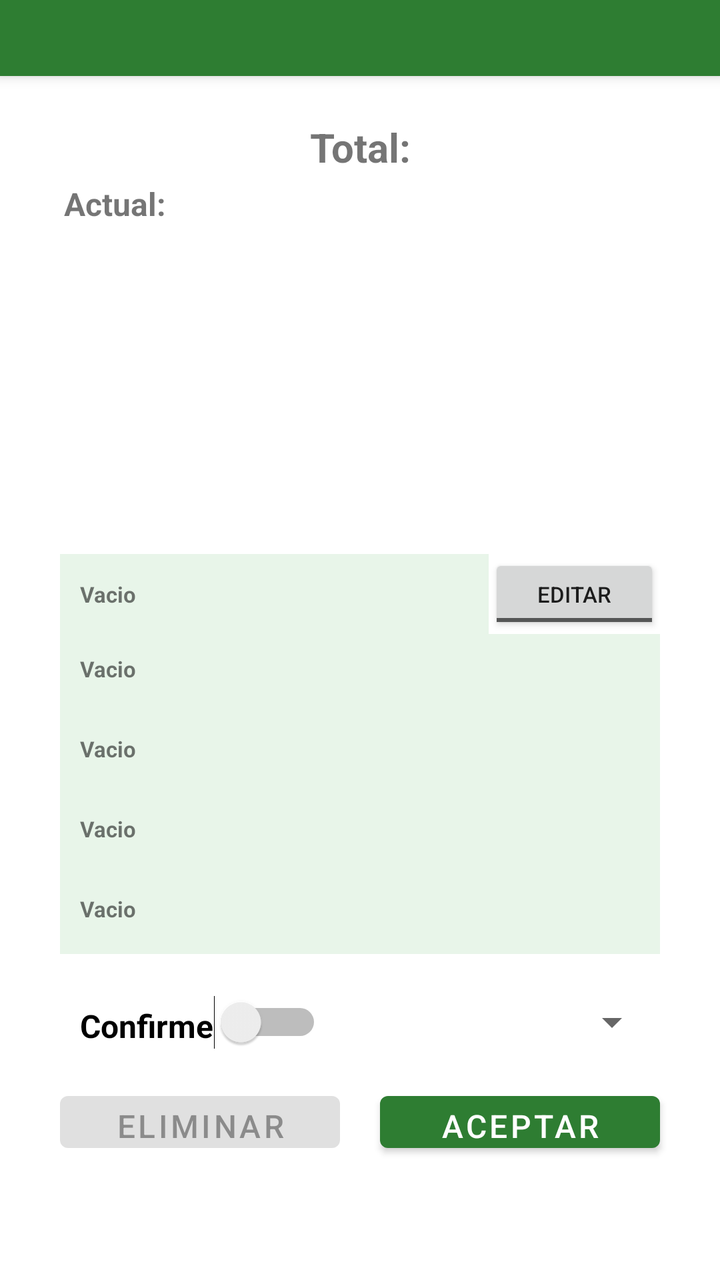
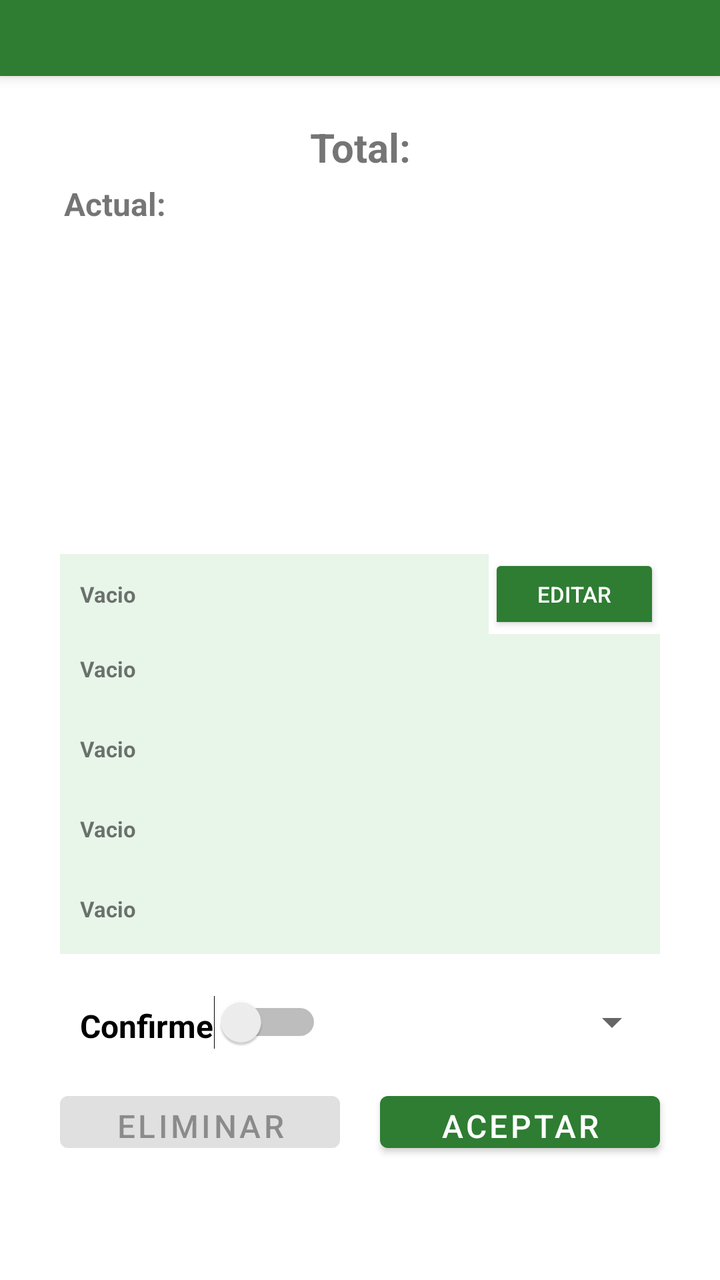

Screens rendered from an Android XML layout before and after an edit, with the pre-edit source and the edit as a unified diff.
<!-- AndroidManifest.xml: application theme Theme.SalesRecord -->
<!-- res/layout/activity_pay_dts.xml -->
<?xml version="1.0" encoding="utf-8"?>
<androidx.constraintlayout.widget.ConstraintLayout xmlns:android="http://schemas.android.com/apk/res/android"
    xmlns:app="http://schemas.android.com/apk/res-auto"
    xmlns:tools="http://schemas.android.com/tools"
    android:id="@+id/main"
    android:layout_width="match_parent"
    android:layout_height="match_parent"
    tools:context=".activitys.PayDetailsActivity">

    <androidx.appcompat.widget.Toolbar
        android:id="@+id/toolbar_dts"
        android:layout_width="match_parent"
        android:layout_height="?attr/actionBarSize"
        android:background="?attr/colorPrimary"
        android:elevation="4dp"
        android:theme="@style/ThemeOverlay.AppCompat.Dark"
        android:popupTheme="@style/ThemeOverlay.AppCompat.Dark"
        app:layout_constraintTop_toTopOf="parent"
        app:layout_constraintStart_toStartOf="parent"
        app:layout_constraintEnd_toEndOf="parent" />

    <TextView
        android:id="@+id/tx_dts"
        android:layout_width="0dp"
        android:layout_height="wrap_content"
        android:layout_marginTop="20dp"
        android:padding="2dp"
        android:gravity="center"
        android:text="Total:"
        android:textSize="@dimen/inner_text_3"
        android:textStyle="bold"
        app:layout_constraintEnd_toStartOf="@+id/guideline2"
        app:layout_constraintStart_toStartOf="@+id/guideline"
        app:layout_constraintTop_toBottomOf="@+id/toolbar_dts" />

    <TextView
        android:id="@+id/txtotal_dts1"
        android:layout_width="0dp"
        android:layout_height="wrap_content"
        android:padding="2dp"
        android:text="Actual:"
        android:textSize="@dimen/inner_text_2"
        android:textStyle="bold"
        app:layout_constraintEnd_toStartOf="@+id/guideline2"
        app:layout_constraintStart_toStartOf="@+id/guideline"
        app:layout_constraintTop_toBottomOf="@+id/tx_dts" />

    <TextView
        android:id="@+id/txtotal_dts2"
        android:layout_width="0dp"
        android:layout_height="wrap_content"
        android:padding="2dp"
        android:text=""
        android:textSize="@dimen/inner_text_2"
        android:textStyle="bold"
        app:layout_constraintEnd_toStartOf="@+id/guideline2"
        app:layout_constraintStart_toStartOf="@+id/guideline"
        app:layout_constraintTop_toBottomOf="@+id/txtotal_dts1" />

    
    <TextView
        android:id="@+id/text_dts1"
        android:layout_width="0dp"
        android:layout_height="@dimen/input_hs"
        android:padding="2dp"
        android:text="Datos: PAGO + MONTO"
        android:textSize="@dimen/inner_text_2"
        android:textStyle="bold"
        android:layout_marginBottom="8dp"
        android:gravity="center_vertical"
        android:maxLines="1"
        android:visibility="gone"

        app:layout_constraintBottom_toTopOf="@+id/pay_dts_viewList"
        app:layout_constraintEnd_toStartOf="@id/butt_dts1"
        app:layout_constraintHorizontal_weight="1"
        app:layout_constraintStart_toStartOf="@id/guideline"
        app:layout_constraintTop_toBottomOf="@+id/txtotal_dts2" />

    <Button
        android:id="@+id/butt_dts1"
        android:layout_width="0dp"
        android:layout_height="@dimen/input_hs"
        android:layout_marginStart="10dp"
        android:enabled="true"
        android:text="Copiar"
        android:visibility="gone"

        app:layout_constraintHorizontal_weight="0.5"
        app:layout_constraintTop_toTopOf="@id/text_dts1"
        app:layout_constraintBottom_toBottomOf="@id/text_dts1"
        app:layout_constraintStart_toEndOf="@id/text_dts1"
        app:layout_constraintEnd_toEndOf="@id/guideline2" />

    <ListView
        android:id="@+id/pay_dts_viewList"
        android:layout_width="0dp"
        android:layout_height="0dp"
        android:layout_marginTop="8dp"
        android:layout_marginBottom="16dp"
        app:layout_constraintTop_toBottomOf="@+id/butt_dts1"
        app:layout_constraintBottom_toTopOf="@+id/input_dts1"
        app:layout_constraintStart_toStartOf="@+id/guideline"
        app:layout_constraintEnd_toStartOf="@+id/guideline2" />

    <AutoCompleteTextView
        android:id="@+id/input_dts1"
        android:layout_width="0dp"
        android:layout_height="@dimen/txview_h2"
        android:layout_marginTop="30dp"
        android:background="@color/text_background"
        android:completionThreshold="1"
        android:enabled="true"
        android:gravity="center_vertical"
        android:hint="Buscar Nombre:"
        android:imeOptions="actionDone"
        android:inputType="textPersonName|textCapWords"
        android:maxLines="1"
        android:padding="@dimen/txview_pad2"
        android:textSize="@dimen/inner_text_1"
        android:textStyle="bold"
        android:visibility="gone"

        app:layout_constraintEnd_toStartOf="@+id/guideline2"
        app:layout_constraintHorizontal_weight="1"
        app:layout_constraintStart_toStartOf="@+id/guideline"
        app:layout_constraintTop_toBottomOf="@+id/pay_dts_viewList" />


    
    <ListView
        android:id="@+id/pay_dts_viewList2"
        android:layout_width="0dp"
        android:layout_height="150dp"
        android:layout_marginTop="4dp"
        android:visibility="gone"
        android:elevation="2dp"
        app:layout_constraintTop_toBottomOf="@+id/input_dts1"
        app:layout_constraintStart_toStartOf="@+id/guideline"
        app:layout_constraintEnd_toEndOf="@+id/guideline2" />

    <TextView
        android:id="@+id/txview_dts2"
        android:layout_width="0dp"
        android:layout_height="@dimen/txview_h2"
        android:padding="@dimen/txview_pad2"
        android:text="Vacio"
        android:textSize="@dimen/inner_text_1"
        android:textStyle="bold"
        android:background="@color/text_background"
        android:gravity="center_vertical"

        app:layout_constraintHorizontal_weight="1"
        app:layout_constraintTop_toBottomOf="@+id/pay_dts_viewList2"
        app:layout_constraintStart_toStartOf="@+id/guideline"
        app:layout_constraintEnd_toStartOf="@+id/butt_dts4" />

    
    <ToggleButton
        android:id="@+id/butt_dts4"
        android:layout_width="0dp"
        android:layout_height="0dp"
        android:textOn="OK"
        android:textOff="Editar"
        android:checked="false"
        android:textSize="@dimen/inner_text_1"

        app:layout_constraintHorizontal_weight="0.4"
        app:layout_constraintTop_toTopOf="@id/txview_dts2"
        app:layout_constraintBottom_toBottomOf="@id/txview_dts2"
        app:layout_constraintStart_toEndOf="@id/txview_dts2"
        app:layout_constraintEnd_toEndOf="@+id/guideline2" />

    <TextView
        android:id="@+id/txview_dts3"
        android:layout_width="0dp"
        android:layout_height="@dimen/txview_h2"
        android:padding="@dimen/txview_pad2"
        android:text="Vacio"
        android:textSize="@dimen/inner_text_1"
        android:textStyle="bold"
        android:background="@color/text_background"
        app:layout_constraintEnd_toStartOf="@+id/guideline2"
        app:layout_constraintHorizontal_bias="0.5"
        app:layout_constraintStart_toStartOf="@+id/guideline"
        app:layout_constraintTop_toBottomOf="@+id/txview_dts2"
        tools:ignore="MissingConstraints" />

    <TextView
        android:id="@+id/txview_dts4"
        android:layout_width="0dp"
        android:layout_height="@dimen/txview_h2"
        android:padding="@dimen/txview_pad2"
        android:text="Vacio"
        android:textSize="@dimen/inner_text_1"
        android:textStyle="bold"
        android:background="@color/text_background"
        app:layout_constraintEnd_toStartOf="@+id/guideline2"
        app:layout_constraintHorizontal_bias="0.5"
        app:layout_constraintStart_toStartOf="@+id/guideline"
        app:layout_constraintTop_toBottomOf="@+id/txview_dts3"
        tools:ignore="MissingConstraints" />

    <TextView
        android:id="@+id/txview_dts5"
        android:layout_width="0dp"
        android:layout_height="@dimen/txview_h2"
        android:padding="@dimen/txview_pad2"
        android:text="Vacio"
        android:textSize="@dimen/inner_text_1"
        android:textStyle="bold"
        android:background="@color/text_background"
        app:layout_constraintEnd_toStartOf="@+id/guideline2"
        app:layout_constraintHorizontal_bias="0.5"
        app:layout_constraintStart_toStartOf="@+id/guideline"
        app:layout_constraintTop_toBottomOf="@+id/txview_dts4"
        tools:ignore="MissingConstraints" />

    <TextView
        android:id="@+id/txview_dts6"
        android:layout_width="0dp"
        android:layout_height="@dimen/txview_h2"
        android:padding="@dimen/txview_pad2"
        android:text="Vacio"
        android:textSize="@dimen/inner_text_1"
        android:textStyle="bold"
        android:background="@color/text_background"
        app:layout_constraintEnd_toStartOf="@+id/guideline2"
        app:layout_constraintHorizontal_bias="0.5"
        app:layout_constraintStart_toStartOf="@+id/guideline"
        app:layout_constraintTop_toBottomOf="@+id/txview_dts5"
        tools:ignore="MissingConstraints" />

    <Switch
        android:id="@+id/sw_dts1"
        android:layout_width="0dp"
        android:layout_height="@dimen/sw_h1"
        android:layout_marginTop="15dp"
        android:layout_marginEnd="10dp"
        android:padding="10dp"
        android:text="Confirme"
        android:textStyle="bold"
        android:textSize="@dimen/inner_text_2"
        app:layout_constraintTop_toBottomOf="@+id/txview_dts6"
        app:layout_constraintStart_toStartOf="@+id/guideline"
        app:layout_constraintEnd_toStartOf="@+id/pay_dts_select1"
        app:layout_constraintHorizontal_weight="1"
        tools:ignore="UseSwitchCompatOrMaterialXml" />

    <Spinner
        android:id="@+id/pay_dts_select1"
        android:layout_width="0dp"
        android:layout_height="@dimen/sw_h1"
        android:layout_marginStart="8dp"
        android:layout_marginTop="15dp"
        android:enabled="false"
        android:gravity="center"
        app:layout_constraintBottom_toBottomOf="@+id/sw_dts1"
        app:layout_constraintEnd_toEndOf="@+id/guideline2"
        app:layout_constraintHorizontal_weight="1"
        app:layout_constraintStart_toEndOf="@+id/sw_dts1"
        app:layout_constraintTop_toTopOf="@+id/sw_dts1"
        app:layout_constraintVertical_bias="1.0" />

    <Button
        android:id="@+id/butt_dts2"
        android:layout_width="0dp"
        android:layout_height="@dimen/button_h1"
        android:layout_marginTop="12dp"
        android:layout_marginEnd="10dp"
        android:layout_marginBottom="60dp"
        android:enabled="false"
        android:text="Eliminar"
        android:textSize="@dimen/inner_text_2"
        app:layout_constraintTop_toBottomOf="@+id/sw_dts1"
        app:layout_constraintBottom_toBottomOf="parent"
        app:layout_constraintStart_toStartOf="@+id/guideline"
        app:layout_constraintEnd_toStartOf="@+id/butt_dts3"
        app:layout_constraintHorizontal_weight="1" />

    <Button
        android:id="@+id/butt_dts3"
        android:layout_width="0dp"
        android:layout_height="@dimen/button_h1"
        android:layout_marginStart="10dp"
        android:layout_marginTop="12dp"
        android:text="Aceptar"
        android:textSize="@dimen/inner_text_2"
        app:layout_constraintBottom_toBottomOf="@+id/butt_dts2"
        app:layout_constraintEnd_toEndOf="@+id/guideline2"
        app:layout_constraintHorizontal_weight="1"
        app:layout_constraintStart_toEndOf="@+id/butt_dts2"
        app:layout_constraintTop_toTopOf="@+id/butt_dts2"
        app:layout_constraintVertical_bias="1.0" />

    <androidx.constraintlayout.widget.Guideline
        android:id="@+id/guideline"
        android:layout_width="wrap_content"
        android:layout_height="wrap_content"
        android:orientation="vertical"
        app:layout_constraintGuide_begin="30dp" />

    <androidx.constraintlayout.widget.Guideline
        android:id="@+id/guideline2"
        android:layout_width="wrap_content"
        android:layout_height="wrap_content"
        android:orientation="vertical"
        app:layout_constraintGuide_end="30dp" />


</androidx.constraintlayout.widget.ConstraintLayout>
<!-- resources referenced by this layout -->
<resources>
  <color name="text_background">#E8F5E9</color>
  <dimen name="button_h1">38dp</dimen>
  <dimen name="inner_text_1">11sp</dimen>
  <dimen name="inner_text_2">16sp</dimen>
  <dimen name="inner_text_3">20sp</dimen>
  <dimen name="input_hs">35dp</dimen>
  <dimen name="sw_h1">38dp</dimen>
  <dimen name="txview_h2">40dp</dimen>
  <dimen name="txview_pad2">10dp</dimen>
  <style name="Theme.SalesRecord" parent="Theme.MaterialComponents.DayNight.DarkActionBar">
          
          <item name="colorPrimary">@color/purple_500</item>
          <item name="colorPrimaryVariant">@color/purple_700</item>
          <item name="colorOnPrimary">@color/white</item>
          
          <item name="colorSecondary">@color/teal_200</item>
          <item name="colorSecondaryVariant">@color/teal_700</item>
          <item name="colorOnSecondary">@color/black</item>
          
          <item name="android:statusBarColor">?attr/colorPrimaryVariant</item>
          
          <item name="actionBarSize">@dimen/action_bar_size</item>
      </style>
  <color name="purple_500">#2E7D32</color>
  <color name="purple_700">#1B5E20</color>
  <color name="white">#FFFFFFFF</color>
  <color name="teal_200">#80CBC4</color>
  <color name="teal_700">#00796B</color>
  <color name="black">#FF000000</color>
  <dimen name="action_bar_size">38dp</dimen>
</resources>

<!-- the commit's change to res/layout/activity_pay_dts.xml (unified diff, before → after) -->
@@ -160,16 +160,19 @@
         android:id="@+id/butt_dts4"
         android:layout_width="0dp"
         android:layout_height="0dp"
+
+        android:backgroundTint="@color/button"
+        android:textColor="@color/inner_button"
+        android:checked="false"
+        android:textOff="Editar"
         android:textOn="OK"
-        android:textOff="Editar"
-        android:checked="false"
-        android:textSize="@dimen/inner_text_1"
-
+
+        android:textSize="@dimen/inner_text_1"
+        app:layout_constraintBottom_toBottomOf="@id/txview_dts2"
+        app:layout_constraintEnd_toEndOf="@+id/guideline2"
         app:layout_constraintHorizontal_weight="0.4"
-        app:layout_constraintTop_toTopOf="@id/txview_dts2"
-        app:layout_constraintBottom_toBottomOf="@id/txview_dts2"
         app:layout_constraintStart_toEndOf="@id/txview_dts2"
-        app:layout_constraintEnd_toEndOf="@+id/guideline2" />
+        app:layout_constraintTop_toTopOf="@id/txview_dts2" />
 
     <TextView
         android:id="@+id/txview_dts3"
<!-- resource entries referenced after the edit -->
@@ -1,5 +1,7 @@
 <!-- resources referenced by this layout -->
 <resources>
+  <color name="button">#2E7D32</color>
+  <color name="inner_button">#FFFFFF</color>
   <color name="text_background">#E8F5E9</color>
   <dimen name="button_h1">38dp</dimen>
   <dimen name="inner_text_1">11sp</dimen>
